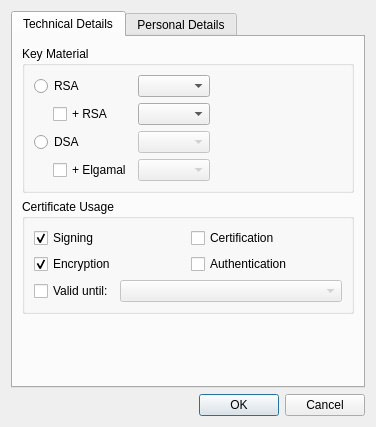
Above: src/newcertificatewizard/advancedsettingsdialog.ui from sensama/kleopatra before the change. Below: the same form after it.
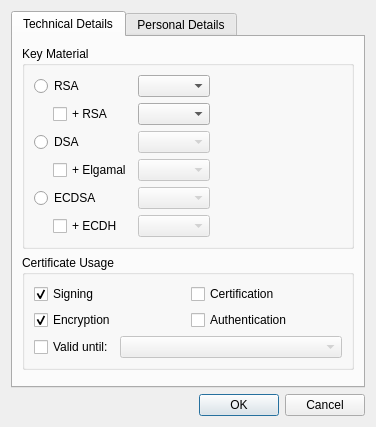
That is the form after the change. Custom widgets are drawn as their Qt base class.

Commit message:
Add support for ECDSA and ECDHE key generation
This adds the same basic keygen support (without proper subkey
handling) which is currently possible through gpgme API and kleopatra
for the basic ECC support that is available in all 2.1.x versions.

In the future with EDDSA added we probably want a more generic
subkey management with less repetitive code.

Patch:
```diff
--- a/src/newcertificatewizard/advancedsettingsdialog.ui
+++ b/src/newcertificatewizard/advancedsettingsdialog.ui
@@ -113,6 +113,53 @@
             </property>
            </widget>
           </item>
+          <item row="4" column="0" colspan="2">
+           <widget class="QRadioButton" name="ecdsaRB">
+            <property name="text">
+             <string>ECDSA</string>
+            </property>
+           </widget>
+          </item>
+          <item row="4" column="2">
+           <widget class="QComboBox" name="ecdsaKeyCurvesCB">
+            <property name="enabled">
+             <bool>false</bool>
+            </property>
+           </widget>
+          </item>
+          <item row="5" column="0">
+           <spacer name="horizontalSpacer_3">
+            <property name="orientation">
+             <enum>Qt::Horizontal</enum>
+            </property>
+            <property name="sizeType">
+             <enum>QSizePolicy::Fixed</enum>
+            </property>
+            <property name="sizeHint" stdset="0">
+             <size>
+              <width>13</width>
+              <height>13</height>
+             </size>
+            </property>
+           </spacer>
+          </item>
+          <item row="5" column="1">
+           <widget class="QCheckBox" name="ecdhCB">
+            <property name="enabled">
+             <bool>true</bool>
+            </property>
+            <property name="text">
+             <string>+ ECDH</string>
+            </property>
+           </widget>
+          </item>
+          <item row="5" column="2">
+           <widget class="QComboBox" name="ecdhKeyCurvesCB">
+            <property name="enabled">
+             <bool>false</bool>
+            </property>
+           </widget>
+          </item>
          </layout>
         </widget>
        </item>
```
Left out of the diff: 24 changed lines with no effect on the pictures. The commit also changes 1 other file.
